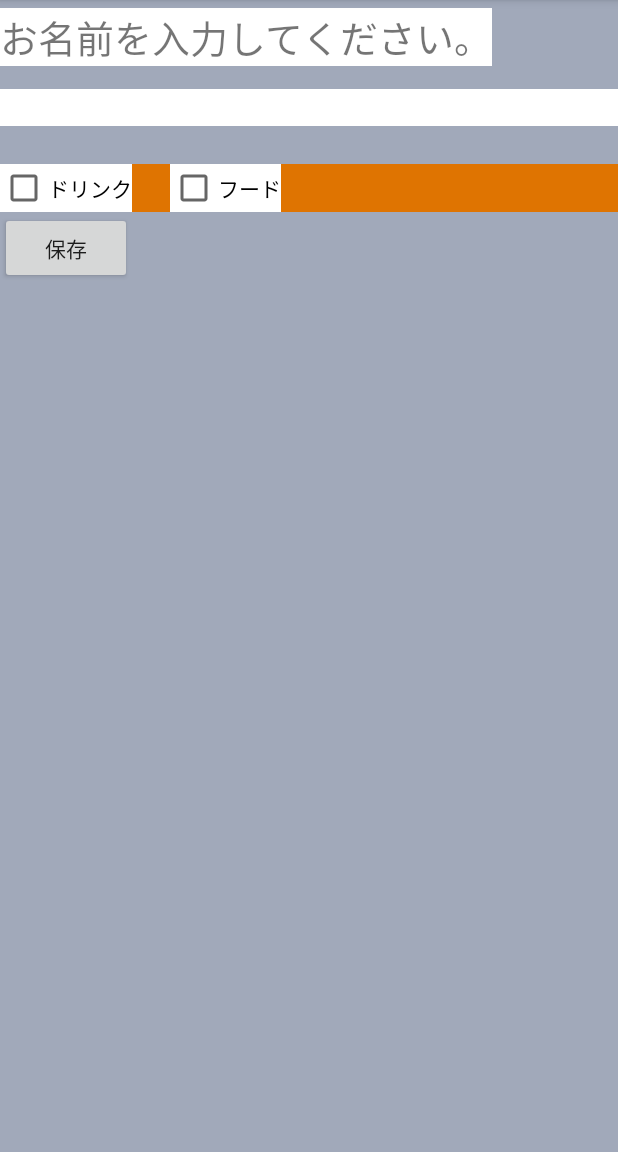
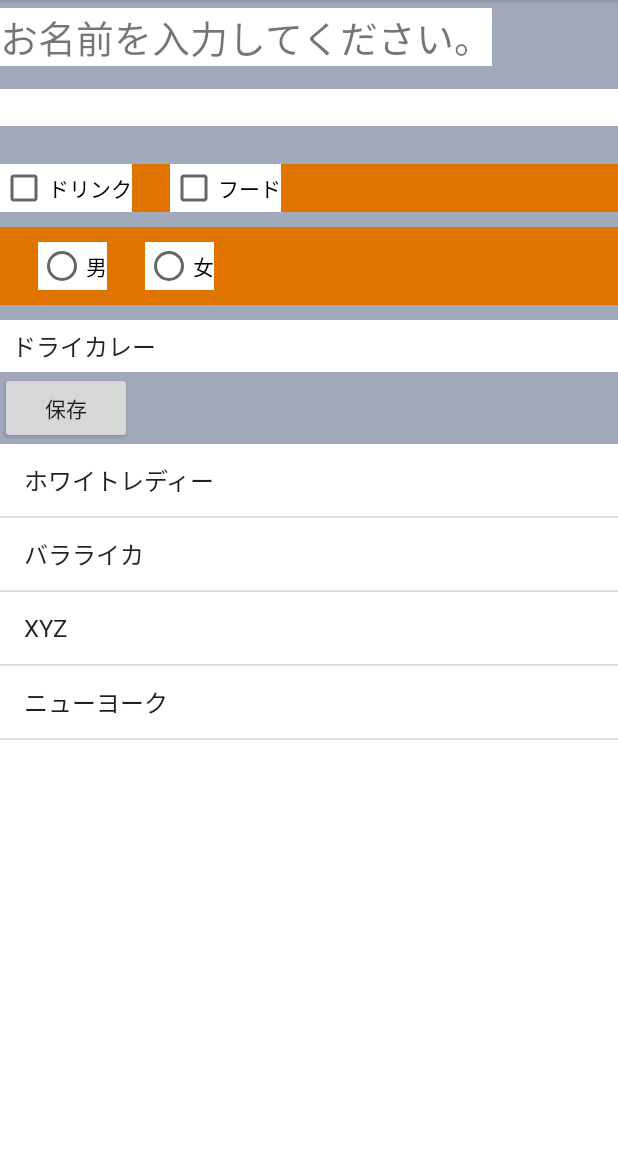
Before and after one commit to yamagar/AndroidSampleProject, an Android app: the screen it shows after launch (MainActivity), on a phone screen of 412 x 824 dp, the part 84-1236 px from its top. Run offline under Robolectric (Android 15) with nearby library versions, the phone set to English and light mode, and no system bars.

Commit message:
Androidアプリ開発の教科書 P.84まで記載。 ListViewまで実装。

```diff
--- a/ViewSample/app/src/main/res/layout/activity_view_sample.xml
+++ b/ViewSample/app/src/main/res/layout/activity_view_sample.xml
@@ -47,10 +47,50 @@
             android:text="@string/cb_food"/>
     </LinearLayout>
 
+    <RadioGroup
+        android:layout_width="match_parent"
+        android:layout_height="wrap_content"
+        android:layout_marginBottom="10dp"
+        android:layout_marginTop="10dp"
+        android:background="#df7401"
+        android:orientation="horizontal"
+        android:paddingBottom="10dp"
+        android:paddingTop="10dp">
+        <RadioButton
+            android:id="@+id/rbMale"
+            android:layout_width="wrap_content"
+            android:layout_height="wrap_content"
+            android:layout_marginLeft="25dp"
+            android:layout_marginRight="25dp"
+            android:background="#ffffff"
+            android:text="@string/rb_male"/>
+        <RadioButton
+            android:id="@+id/rbFemale"
+            android:layout_width="wrap_content"
+            android:layout_height="wrap_content"
+            android:background="#ffffff"
+            android:text="@string/rb_female"/>
+    </RadioGroup>
+
+    <Spinner
+        android:id="@+id/spCurryList"
+        android:layout_width="match_parent"
+        android:layout_height="wrap_content"
+        android:background="#ffffff"
+        android:entries="@array/sp_currylist"
+        android:paddingBottom="5dp"
+        android:paddingTop="5dp" />
+
     <Button
         android:id="@+id/btSave"
         android:layout_width="wrap_content"
         android:layout_height="wrap_content"
         android:text="@string/bt_save" />
 
+    <ListView
+        android:layout_width="match_parent"
+        android:layout_height="0dp"
+        android:layout_weight="1"
+        android:background="#ffffff"
+        android:entries="@array/lv_cocktaillist"/>
 </LinearLayout>
--- a/ViewSample/app/src/main/res/values/strings.xml
+++ b/ViewSample/app/src/main/res/values/strings.xml
@@ -5,4 +5,23 @@
     <string name="bt_save">保存</string>
     <string name="cb_drink">ドリンク</string>
     <string name="cb_food">フード</string>
+    <string name="rb_male">男</string>
+    <string name="rb_female">女</string>
+
+    <string-array name="sp_currylist">
+        <item>ドライカレー</item>
+        <item>カツカレー</item>
+        <item>ビーフカレー</item>
+        <item>チキンカレー</item>
+        <item>シーフードカレー</item>
+        <item>キーマカレー</item>
+        <item>グリーンカレー</item>
+    </string-array>
+
+    <string-array name="lv_cocktaillist">
+        <item>ホワイトレディー</item>
+        <item>バラライカ</item>
+        <item>XYZ</item>
+        <item>ニューヨーク</item>
+    </string-array>
 </resources>
```
